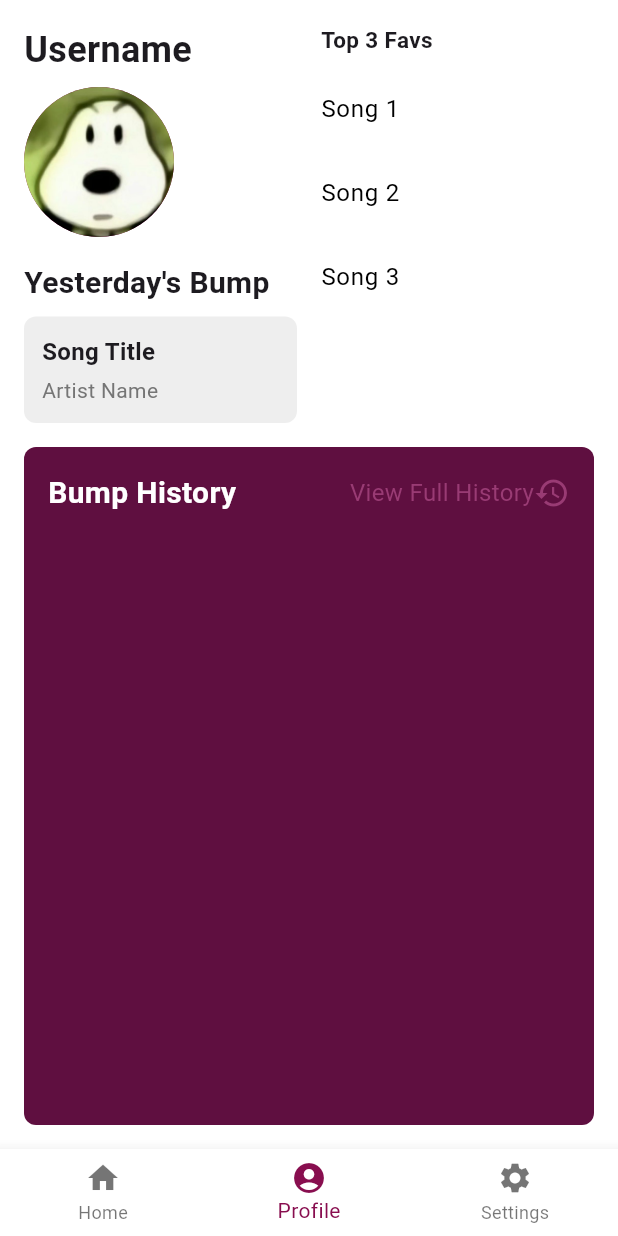
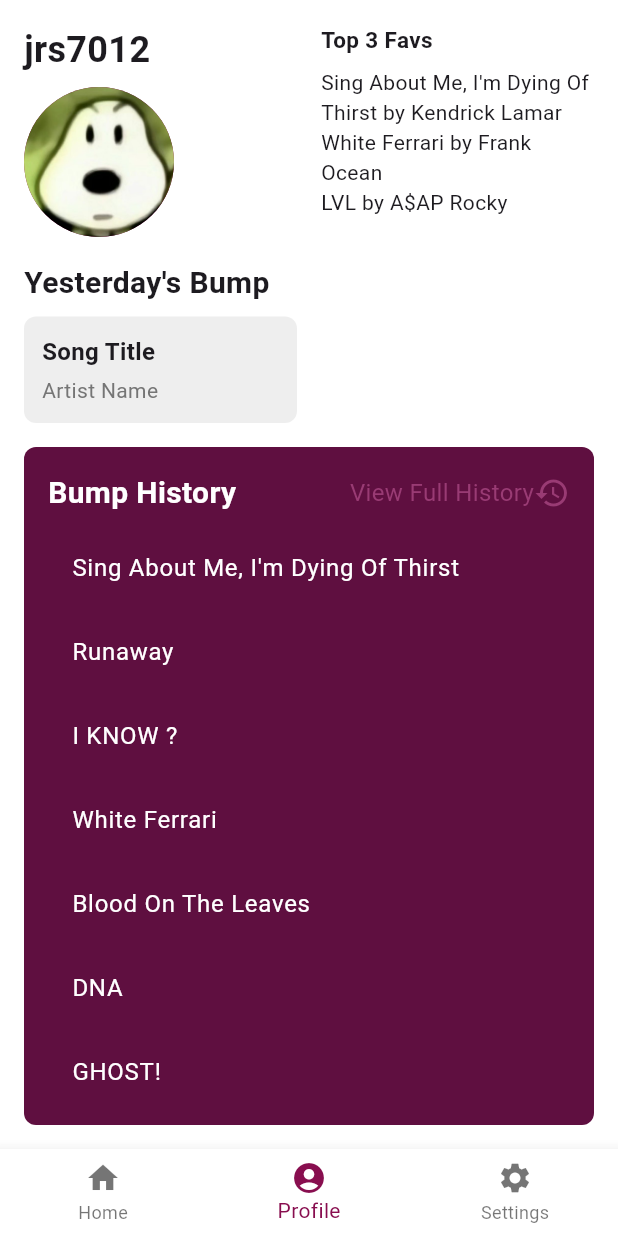
Before and after one commit to steakobhead/252final, a Flutter app: the screen it shows after launch, item 2 of the bottom bar chosen, on a phone screen of 412 x 824 dp. Run offline on Flutter 3.47's test engine with Material 3 defaults, Android fonts, the light colour scheme and no system bars; our stand-ins replace google_fonts; Roboto replaces fonts that are missing (Yantramanav).

Commit message:
Added users.json, and pulling info for profile page, and history. Have to add yesterday's bump, which is jsut most recent bump in histoy, and add artist to the songs in the users.json for it to be pulled. Forgot about both until now, but pushing to just save where it's at.

```diff
--- a/rhythm_reveal/assets/posts.json
+++ b/rhythm_reveal/assets/posts.json
@@ -1,26 +1,42 @@
 [
   {
-      "songName": "Song 1",
-      "artist": "Artist 1",
+    "songName": "Sing About Me, I'm Dying Of Thirst",
+    "artist": "Kendrick Lamar",
     "comments": [
-        "Comment 1",
-        "Comment 2",
-        "Comment 3"
-      ]
+      "This song is a masterpiece",
+      "Kendrick's storytelling is incredible",
+      "One of my favorite hip-hop tracks ever"
+    ],
+    "linkedUser": "jrs7012"
   },
   {
-      "songName": "Song 2",
-      "artist": "Artist 2",
+    "songName": "White Ferrari",
+    "artist": "Frank Ocean",
     "comments": [
-        "Comment 1",
-        "Comment 2"
-      ]
+      "Beautiful and melancholic",
+      "A perfect summer song",
+      "Love the use of nostalgia"
+    ],
+    "linkedUser": "jrs7012"
   },
   {
-      "songName": "Song 3",
-      "artist": "Artist 3",
+    "songName": "Cranes in the Sky",
+    "artist": "Solange",
     "comments": [
-        "Comment 1"
-      ]
+      "Solange's vocals are stunning",
+      "A powerful and emotional song",
+      "One of the best albums of 2016"
+    ],
+    "linkedUser": "kch9823@example.com"
+  },
+  {
+    "songName": "Dummy Boy",
+    "artist": "Baauer",
+    "comments": [
+      "This song is a banger",
+      "Gets me pumped up every time",
+      "A classic of the trap genre"
+    ],
+    "linkedUser": "djh1234@somedomain.com"
   }
 ]
--- a/rhythm_reveal/lib/page_profile.dart
+++ b/rhythm_reveal/lib/page_profile.dart
@@ -1,20 +1,93 @@
-//page_profile.dart
-
+import 'dart:convert';
 import 'package:flutter/material.dart';
-import 'package:flutter/widgets.dart';
+import 'package:flutter/services.dart' show rootBundle;
 import 'package:rhythm_reveal/page_history.dart';
 
+// Model Classes
+class UserProfile {
+  final String email;
+  final String username;
+  final String password;
+  final List<Song> topThree;
+  final List<String> fullHistory;
+
+  UserProfile({required this.email, required this.username, required this.password, required this.topThree, required this.fullHistory});
+
+  factory UserProfile.fromJson(Map<String, dynamic> json) {
+    var topThreeFromJson = json['topThree'] as List;
+    List<Song> topThreeList = topThreeFromJson.map((i) => Song.fromJson(i.values.first)).toList();
+
+    return UserProfile(
+      email: json['email'],
+      username: json['username'],
+      password: json['password'],
+      topThree: topThreeList,
+      fullHistory: List<String>.from(json['fullHistory']),
+    );
+  }
+}
+
+class Song {
+  final String title;
+  final String artist;
+  final String genre;
+  final int year;
+  final String album;
+
+  Song({required this.title, required this.artist, required this.genre, required this.year, required this.album});
+
+  factory Song.fromJson(Map<String, dynamic> json) {
+    return Song(
+      title: json['title'],
+      artist: json['artist'],
+      genre: json['genre'],
+      year: json['year'],
+      album: json['album'],
+    );
+  }
+}
+
+// Profile Page Widget
 class ProfilePage extends StatefulWidget {
-  const ProfilePage({super.key});
+  const ProfilePage({Key? key}) : super(key: key);
 
   @override
   _ProfilePageState createState() => _ProfilePageState();
 }
 
 class _ProfilePageState extends State<ProfilePage> {
+  late Future<UserProfile> userProfile;
+
+  @override
+  void initState() {
+    super.initState();
+    userProfile = loadUserData();
+  }
+
+  Future<UserProfile> loadUserData() async {
+    final String response = await rootBundle.loadString('assets/users.json');
+    final data = json.decode(response) as List;
+    return UserProfile.fromJson(data.first);
+  }
 
   @override
   Widget build(BuildContext context) {
+    return FutureBuilder<UserProfile>(
+      future: userProfile,
+      builder: (context, snapshot) {
+        if (snapshot.connectionState == ConnectionState.done) {
+          if (snapshot.hasData) {
+            return buildUserProfilePage(snapshot.data!);
+          } else if (snapshot.hasError) {
+            return Text("Error: ${snapshot.error}");
+          }
+        }
+        return CircularProgressIndicator();
+      },
+    );
+  }
+
+  Widget buildUserProfilePage(UserProfile profile) {
     return Scaffold(
       body: Padding(
         padding: const EdgeInsets.all(16.0),
@@ -29,7 +102,7 @@
                     crossAxisAlignment: CrossAxisAlignment.start,
                     children: <Widget>[
                       Text(
-                        'Username',
+                        profile.username,
                         style: TextStyle(
                           fontSize: 24,
                           fontWeight: FontWeight.bold,
@@ -38,7 +111,6 @@
                       SizedBox(height: 8),
                       CircleAvatar(
                         radius: 50,
-                        // Placeholder image for profile picture
                         backgroundImage: AssetImage('assets/profile_placeholder.png'),
                       ),
                       SizedBox(height: 16),
@@ -54,9 +126,9 @@
                     ],
                   ),
                 ),
-                SizedBox(width: 16), // Add some spacing between sections
+                SizedBox(width: 16),
                 Expanded(
-                  child: FavoriteSongsSection(),
+                  child: FavoriteSongsSection(favoriteSongs: profile.topThree),
                 ),
               ],
             ),
@@ -84,11 +156,10 @@
                         ),
                         InkWell(
                           onTap: () {
-                            // Handle click on "View Full History"
                             Navigator.push(
                               context,
-                              MaterialPageRoute(builder: (context) => FullHistoryPage()),
-                              );
+                              MaterialPageRoute(builder: (context) => FullHistoryPage(fullHistory: profile.fullHistory)),
+                            );
                           },
                           child: Row(children: <Widget>[
                             Text(
@@ -105,7 +176,21 @@
                       ],
                     ),
                     SizedBox(height: 8),
-                    // Add bump history content here
+                    Expanded(
+                      child: ListView.builder(
+                        itemCount: profile.fullHistory.length,
+                        itemBuilder: (context, index) {
+                          return ListTile(
+                            title: Text(
+                              profile.fullHistory[index],
+                              style: TextStyle(
+                                color: Colors.white,
+                              ),
+                            ),
+                          );
+                        },
+                      ),
+                    ),
                   ],
                 ),
               ),
@@ -117,8 +202,11 @@
   }
 }
 
+// Favorite Songs Section
 class FavoriteSongsSection extends StatelessWidget {
-  const FavoriteSongsSection({super.key});
+  final List<Song> favoriteSongs;
+
+  const FavoriteSongsSection({Key? key, required this.favoriteSongs}) : super(key: key);
 
   @override
   Widget build(BuildContext context) {
@@ -132,34 +220,24 @@
             fontWeight: FontWeight.bold,
           ),
         ),
-        const SizedBox(height: 8,),
-        //add input stuff here for favorite songs
-        TextFormField(
-          decoration: const InputDecoration(
-            labelText: 'Song 1',
+        const SizedBox(height: 8),
+        ...favoriteSongs.map((song) => Text('${song.title} by ${song.artist}',
+          style: TextStyle(
+            fontSize: 14,
           ),
-        ),
-        TextFormField(
-          decoration: const InputDecoration(
-            labelText: 'Song 2',
-          ),
-        ),
-        TextFormField(
-          decoration: const InputDecoration(
-            labelText: 'Song 3',
-          ),
-        ),
+        )).toList(),
       ],
     );
   }
 }
 
+// Yesterday's Bump Section
 class YesterdayBumpSection extends StatelessWidget {
-  const YesterdayBumpSection({super.key});
+  const YesterdayBumpSection({Key? key}) : super(key: key);
 
   @override
   Widget build(BuildContext context) {
-    //REPLACE WITH ACTUAL CONTENT AFTER
+    // Placeholder content for "Yesterday's Bump"
     return Container(
       width: double.infinity,
       padding: const EdgeInsets.all(12),
--- a/rhythm_reveal/pubspec.yaml
+++ b/rhythm_reveal/pubspec.yaml
@@ -11,8 +11,6 @@
     sdk: flutter
 
   google_fonts: ^6.2.1
-  firebase_core: 2.30.1
-  cloud_firestore: ^4.0.0
 
 dev_dependencies:
   flutter_test:
@@ -24,3 +22,4 @@
   assets:
     - assets/profile_placeholder.png
     - assets/posts.json
+    - assets/users.json
```
Also changed, not shown: rhythm_reveal/assets/users.json (added, +132 -0 lines), rhythm_reveal/database.rules.json (deleted, +0 -7 lines), rhythm_reveal/lib/page_history.dart (+13 -3 lines), rhythm_reveal/firebase.json (deleted), rhythm_reveal/lib/firebase_options.dart (deleted), rhythm_reveal/lib/main.dart (line endings or trailing spaces), rhythm_reveal/pubspec.lock, 1 other file. Lines whose indentation alone changed are shown as unchanged.
